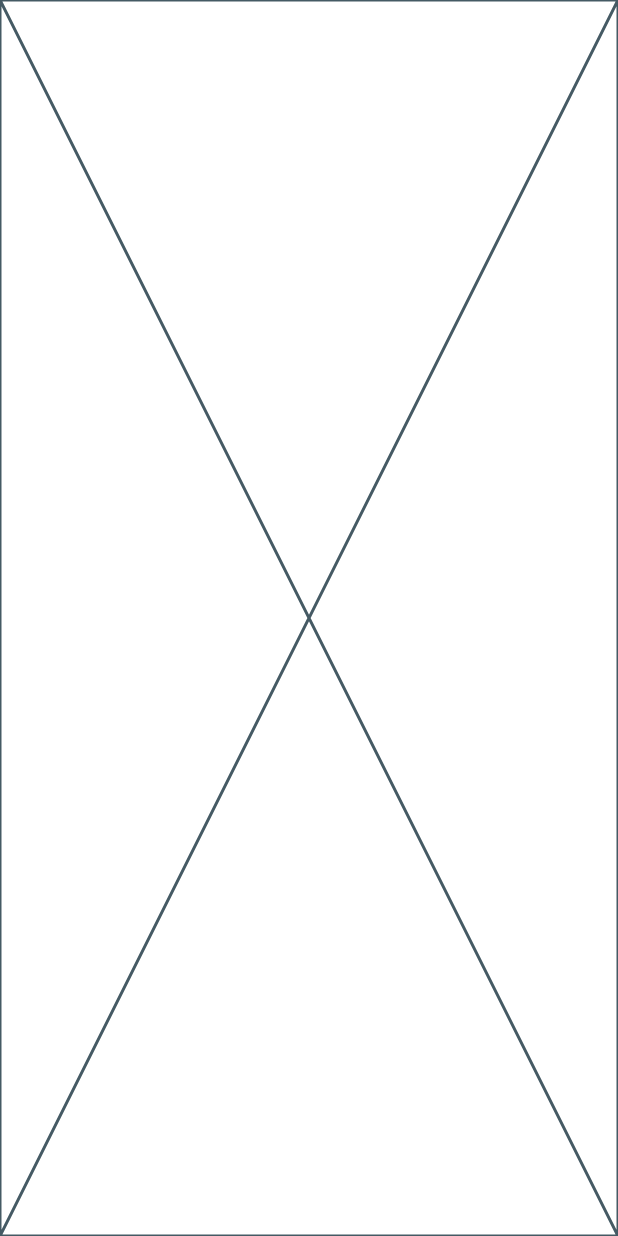
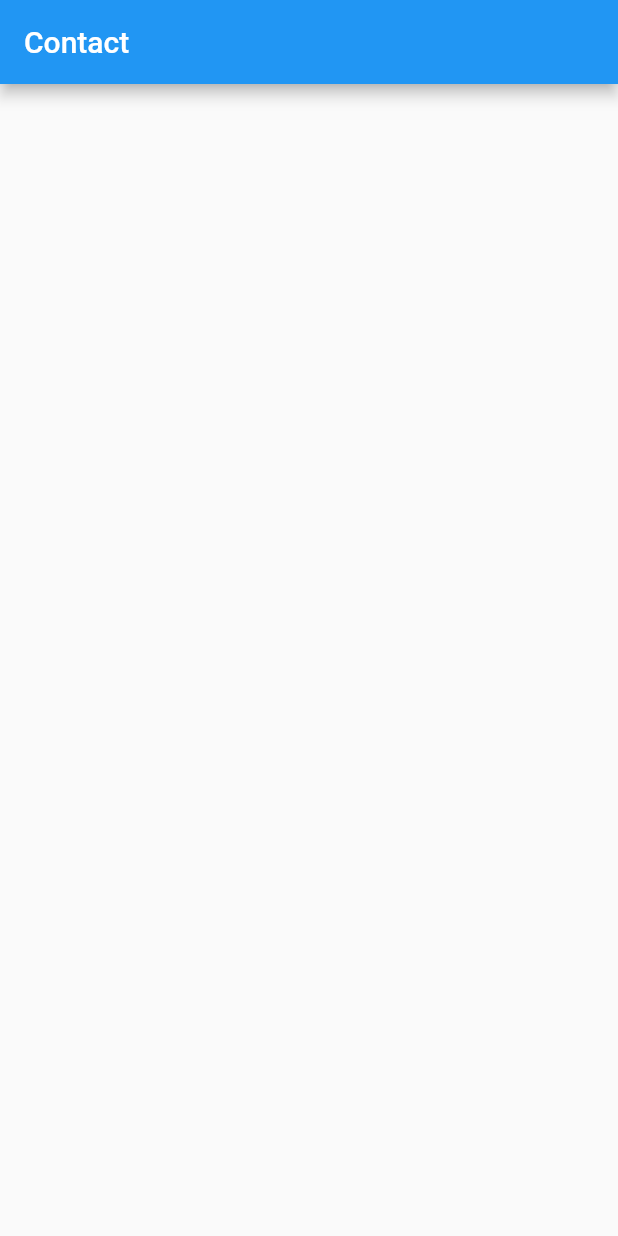
Before and after one commit to restenPiz/My_First_App-Flutter, a Flutter app: the screen it shows after launch, on a phone screen of 412 x 824 dp. Run offline on Flutter 3.47's test engine with Material 2 defaults, Android fonts, the phone set to English and light mode, and no system bars.

Commit message:
Some updates in system

```diff
--- a/first_app/lib/screens/index.dart
+++ b/first_app/lib/screens/index.dart
@@ -5,6 +5,10 @@ class indexScreen extends StatelessWidget {
 
   @override
   Widget build(BuildContext context) {
-    return const Placeholder();
+    return Scaffold(
+      appBar: AppBar(
+        title: Text('Contact'),
+      ),
+    );
   }
 }
```
